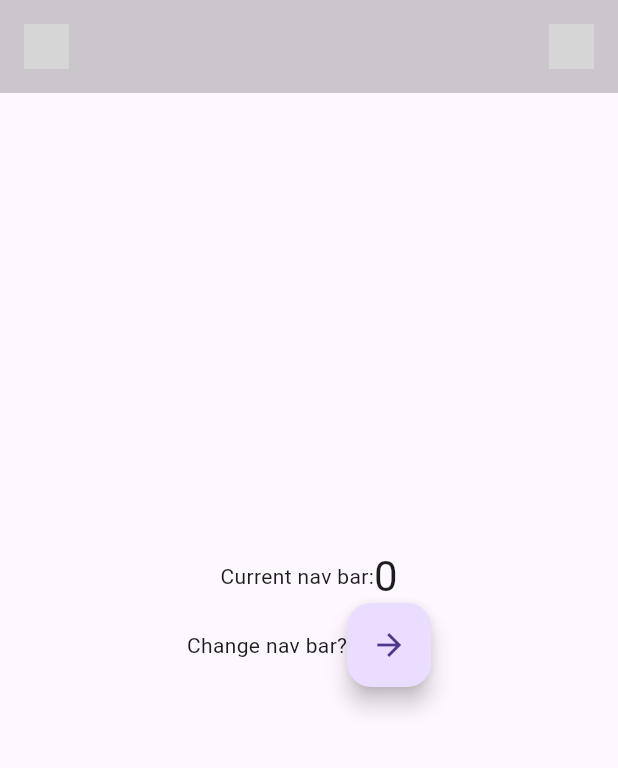
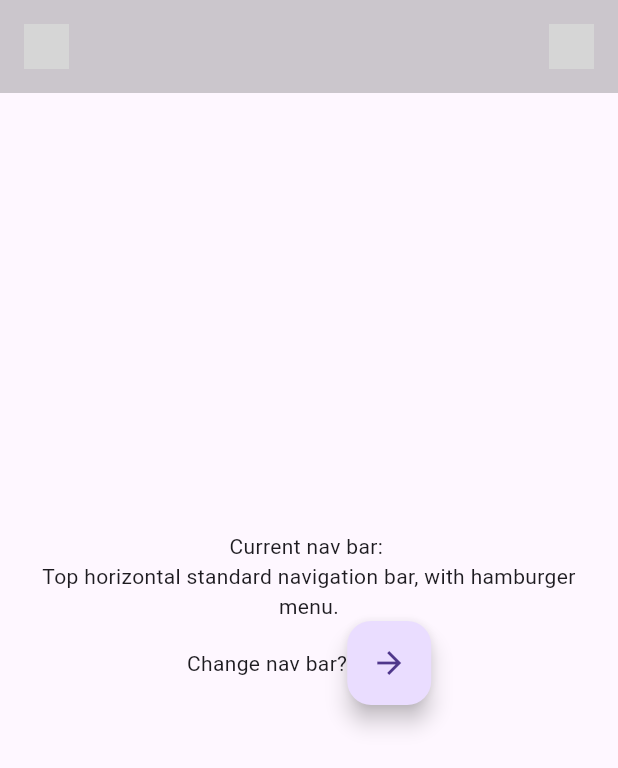
Before and after one commit to KrisHHFI/flutter_nav_bars, a Flutter app: the screen it shows after launch, on a phone screen of 412 x 824 dp. Shown: the top 768 px of the screen. Run offline on Flutter 3.47's test engine with Material 3 defaults, Android fonts, the phone set to English and light mode, and no system bars; network calls fail; grey boxes are pictures that could not be loaded.

Commit message:
Nav bar now returned via the provder

```diff
--- a/lib/main.dart
+++ b/lib/main.dart
@@ -1,6 +1,7 @@
 import 'package:flutter/material.dart';
 import 'widgets/page_content.dart';
-import 'widgets/nav_bar_one.dart';
+import 'provider/nav_bar_provider.dart';
+import 'package:provider/provider.dart';
 
 void main() {
   runApp(const MyApp());
@@ -11,9 +12,12 @@ class MyApp extends StatelessWidget {
 
   @override
   Widget build(BuildContext context) {
-    return const MaterialApp(
-      title: 'Different Nav Bars',
-      home: MyHomePage(title: 'Different Nav Bars'),
+    return ChangeNotifierProvider(
+      create: (context) => NavBarProvider(),
+      child: const MaterialApp(
+        title: 'Different Nav Bars',
+        home: MyHomePage(title: 'Different Nav Bars'),
+      ),
     );
   }
 }
@@ -30,11 +34,14 @@ class MyHomePage extends StatefulWidget {
 class _MyHomePageState extends State<MyHomePage> {
   @override
   Widget build(BuildContext context) {
-    return const Scaffold(
+    // Access the current nav bar from the provider
+    final currentNavBar = Provider.of<NavBarProvider>(context).currentNavBar;
+
+    return Scaffold(
       body: Stack(
         children: [
-          PageContent(),
-          NavBarOne(),
+          const PageContent(),
+          currentNavBar['widget'],
         ],
       ),
     );
--- /dev/null
+++ b/lib/provider/nav_bar_provider.dart
@@ -0,0 +1,28 @@
+import 'package:flutter/material.dart';
+import '../widgets/nav_bar_one.dart';
+
+class NavBarProvider with ChangeNotifier {
+  final List<Map<String, dynamic>> navBars = [
+    {
+      'name': 'Standard top horizontal navigation bar, with hamburger menu.',
+      'widget': const NavBarOne(),
+    },
+  ];
+
+  // By default, the first item will be the current nav bar
+  Map<String, dynamic> _currentNavBar;
+
+  NavBarProvider()
+      : _currentNavBar = {
+          'name':
+              'Top horizontal standard navigation bar, with hamburger menu.',
+          'widget': const NavBarOne(),
+        };
+
+  Map<String, dynamic> get currentNavBar => _currentNavBar;
+
+  void setNavBar(Map<String, dynamic> newNavBar) {
+    _currentNavBar = newNavBar;
+    notifyListeners();
+  }
+}
--- a/lib/widgets/page_content.dart
+++ b/lib/widgets/page_content.dart
@@ -1,4 +1,6 @@
 import 'package:flutter/material.dart';
+import '../provider/nav_bar_provider.dart';
+import 'package:provider/provider.dart';
 
 class PageContent extends StatefulWidget {
   const PageContent({super.key});
@@ -18,19 +20,24 @@ class PageContentState extends State<PageContent> {
 
   @override
   Widget build(BuildContext context) {
+    // Access the currentNavBar from the NavBarProvider
+    final currentNavBar = Provider.of<NavBarProvider>(context).currentNavBar;
+
     return Center(
+      child: Padding(
+        padding: const EdgeInsets.symmetric(horizontal: 16.0),
         child: Column(
           mainAxisAlignment: MainAxisAlignment.center,
           children: <Widget>[
-          Row(
-            mainAxisAlignment: MainAxisAlignment.center,
+            Wrap(
+              alignment: WrapAlignment.center,
               children: [
                 const Text(
-                'Current nav bar:',
+                  'Current nav bar: ',
                 ),
                 Text(
-                '$_counter',
-                style: Theme.of(context).textTheme.headlineMedium,
+                  currentNavBar['name'],
+                  textAlign: TextAlign.center,
                 ),
               ],
             ),
@@ -49,6 +56,7 @@ class PageContentState extends State<PageContent> {
             ),
           ],
         ),
+      ),
     );
   }
 }
--- a/pubspec.yaml
+++ b/pubspec.yaml
@@ -30,7 +30,8 @@ environment:
 dependencies:
   flutter:
     sdk: flutter
-
+  provider: ^6.0.0
+  url_launcher: ^6.1.10
 
   # The following adds the Cupertino Icons font to your application.
   # Use with the CupertinoIcons class for iOS style icons.
@@ -39,8 +40,6 @@ dependencies:
 dev_dependencies:
   flutter_test:
     sdk: flutter
-  provider: ^6.0.0
-  url_launcher: ^6.1.10
   # The "flutter_lints" package below contains a set of recommended lints to
   # encourage good coding practices. The lint set provided by the package is
   # activated in the `analysis_options.yaml` file located at the root of your
```
Also changed, not shown: lib/provider/provider.dart (deleted), pubspec.lock. Lines whose indentation alone changed are shown as unchanged.
